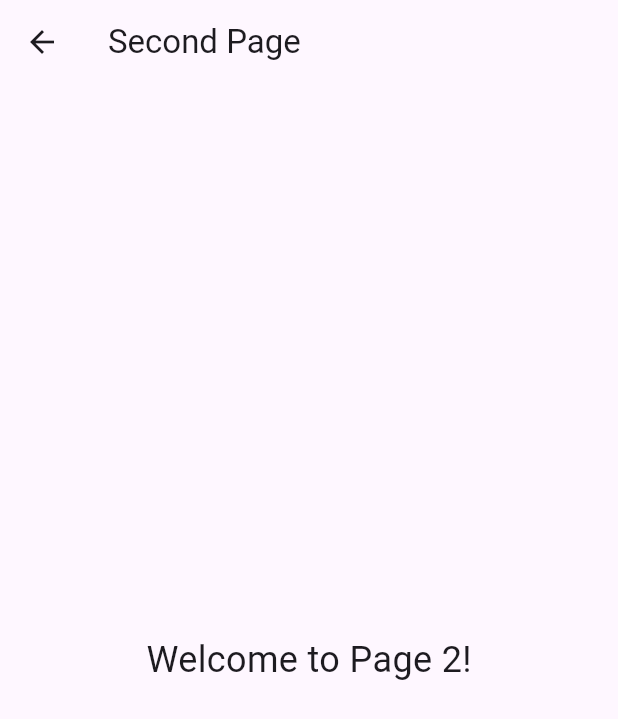
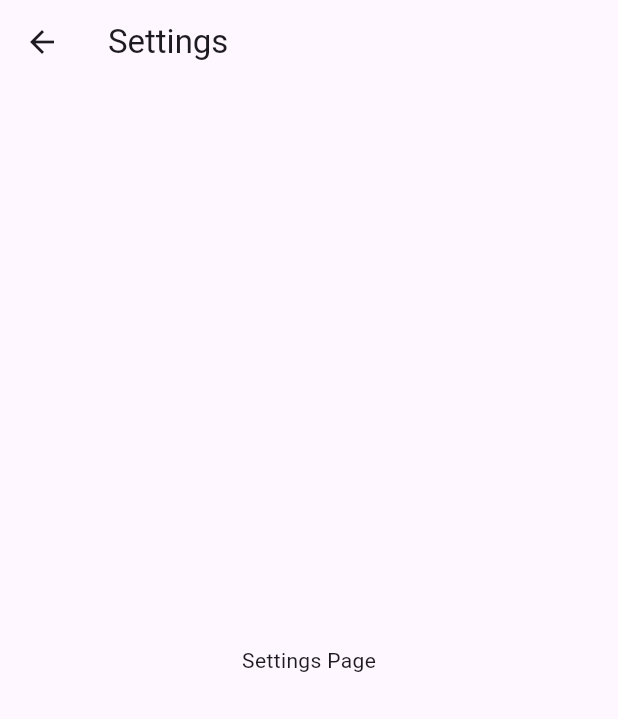
Before and after one commit to MkChiaXDD/AppTest, a Flutter app: the screen it shows after launch, after a tap on "Go to Second Page", on a phone screen of 412 x 824 dp. Shown: the top 719 px of the screen. Run offline on Flutter 3.47's test engine with Material 3 defaults, Android fonts, the phone set to English and light mode, and no system bars.

Commit message:
Lil niga

```diff
--- a/lib/main.dart
+++ b/lib/main.dart
@@ -96,7 +96,7 @@ class _MyHomePageState extends State<MyHomePage> {
               onPressed: () {
                 Navigator.push(
                   context,
-                  MaterialPageRoute(builder: (context) => const SecondPage()),
+                  MaterialPageRoute(builder: (context) => const SettingsPage(title: "Settings")),
                 );
               },
               child: const Text("Go to Second Page"),
@@ -113,18 +113,25 @@ class _MyHomePageState extends State<MyHomePage> {
   }
 }
 
-class SecondPage extends StatelessWidget {
-  const SecondPage({super.key});
+class SettingsPage extends StatefulWidget {
+  const SettingsPage({super.key, required this.title});
+
+  final String title;
+
+  @override
+  State<SettingsPage> createState() => _SettingsPageState();
+}
+
+class _SettingsPageState extends State<SettingsPage> {
 
   @override
   Widget build(BuildContext context) {
     return Scaffold(
-      appBar: AppBar(title: const Text("Second Page")),
+      appBar: AppBar(
+        title: Text(widget.title),
+      ),
       body: const Center(
-        child: Text(
-          "Welcome to Page 2!",
-          style: TextStyle(fontSize: 24),
-        ),
+        child: Text("Settings Page"),
       ),
     );
   }
```
